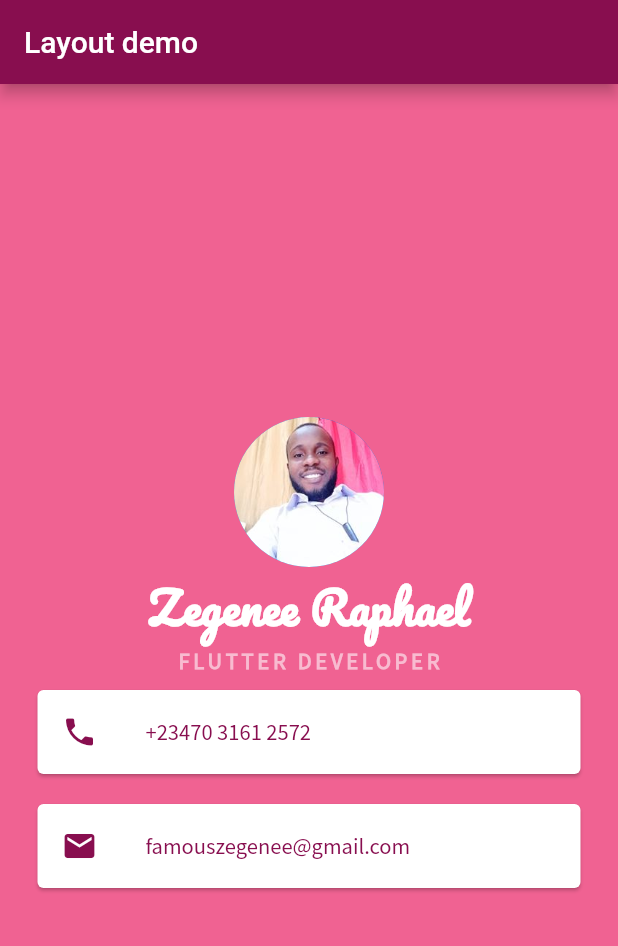
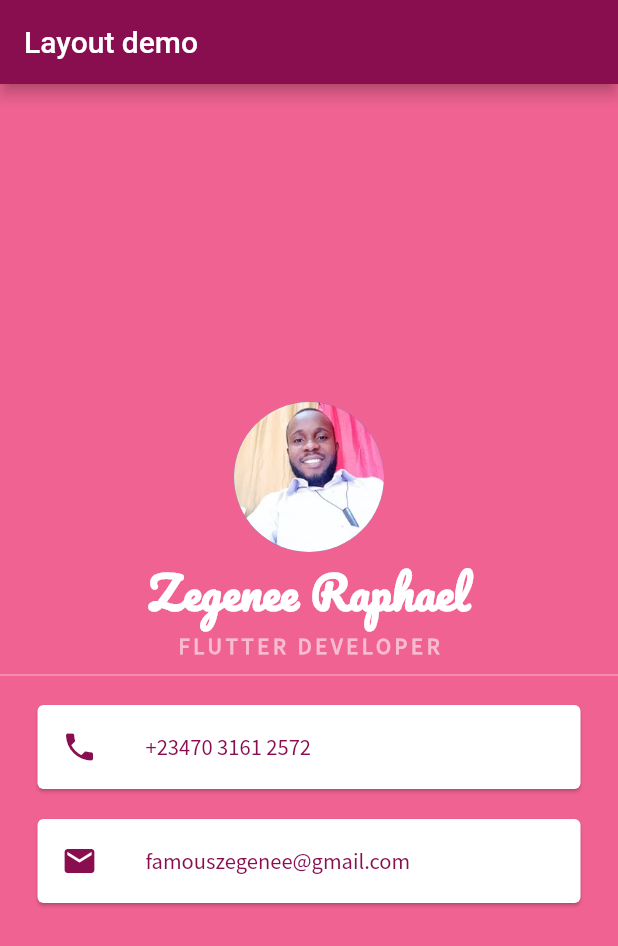
Before and after one commit to ZeggyRaph/my_contact_app, a Flutter app: the screen it shows after launch, on a phone screen of 412 x 824 dp. Shown: the top 946 px of the screen. Run offline on Flutter 3.47's test engine with Material 2 defaults, Android fonts, the phone set to English and light mode, and no system bars.

Commit message:
adding a thin line using sizedbox and divider

```diff
--- a/lib/main.dart
+++ b/lib/main.dart
@@ -46,6 +46,15 @@ class MyApp extends StatelessWidget {
                   letterSpacing: 2.5,
                 ),
               ),
+
+              //adding a divider to get a thin line
+              SizedBox(
+                height: 20.0,
+                child: Divider(
+                  color: Colors.pink[100],
+                ),
+              ),
+
               // using a card widget instead of a container widget
               Card(
                 // padding: EdgeInsets.all(10.0), This is not recognised in card
```
